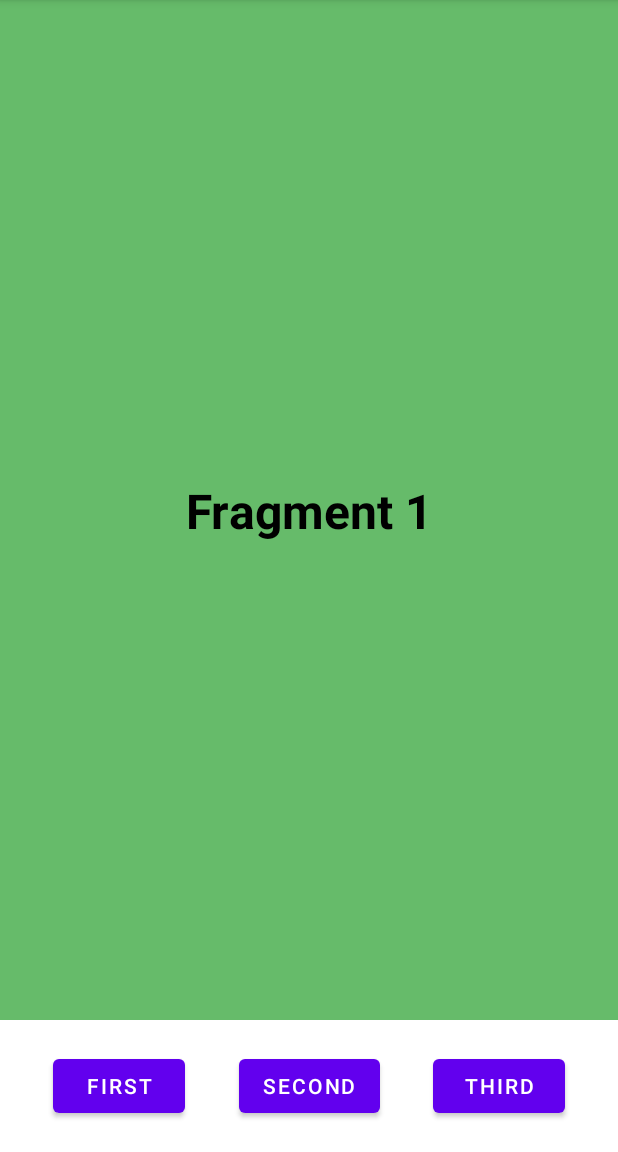
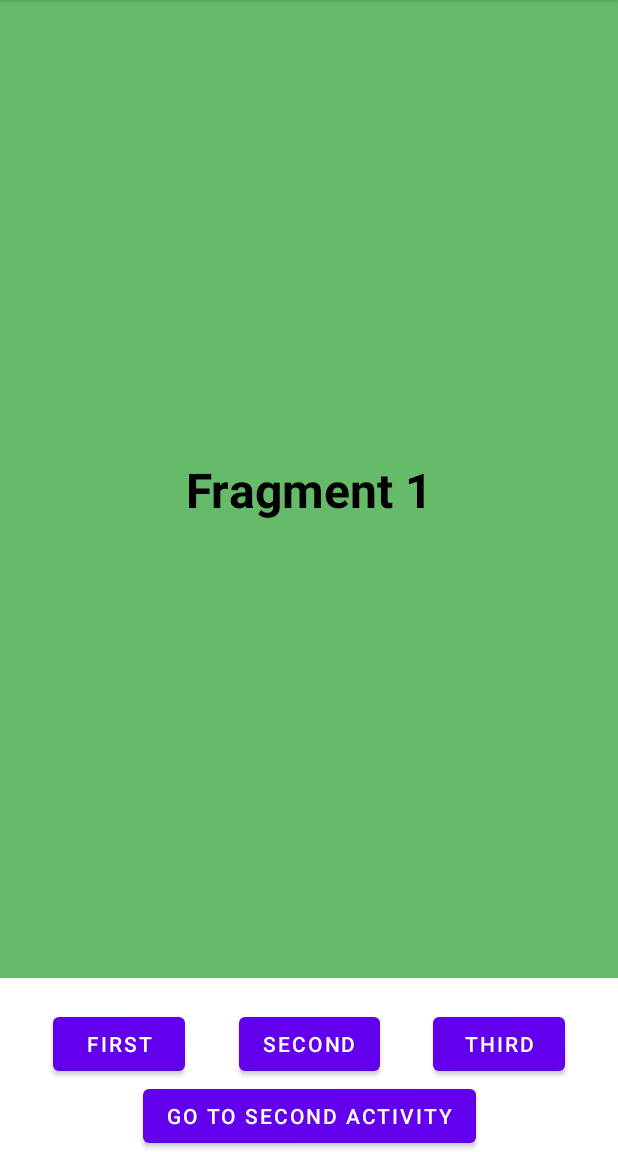
Before and after one commit to mahmood199/Dissecting-LifeCycle-In-Android, an Android app: the screen it shows after launch (FirstActivity), after a tap on "FIRST", on a phone screen of 412 x 824 dp, the part 84-1236 px from its top. Run offline under Robolectric (Android 15) with nearby library versions, the phone set to English and light mode, and no system bars.

```diff
--- a/app/src/main/java/com/example/dissectinglifecycle/FirstActivity.kt
+++ b/app/src/main/java/com/example/dissectinglifecycle/FirstActivity.kt
@@ -1,5 +1,6 @@
 package com.example.dissectinglifecycle
 
+import android.content.Intent
 import android.os.Bundle
 import android.util.Log
 import androidx.appcompat.app.AppCompatActivity
@@ -30,19 +31,23 @@ class FirstActivity : AppCompatActivity() {
         with(binding) {
             btn1.setOnClickListener {
                 Log.d(TAG, "Any action that tries to add fragment 1")
-                launchFirstFragment(false)
+                launchFirstFragment(true)
             }
 
             btn2.setOnClickListener {
                 Log.d(TAG, "Any action that tries to add fragment 2")
-                launchSecondFragment(false)
+                launchSecondFragment(true)
             }
 
             btn3.setOnClickListener {
                 Log.d(TAG, "Any action that tries to add fragment 3")
-                launchThirdFragment(false)
+                launchThirdFragment(true)
             }
 
+            btn4.setOnClickListener {
+                Log.d(TAG, "Any action that tries to go to next activity")
+                startActivity(Intent(this@FirstActivity, SecondActivity::class.java))
+            }
         }
     }
 
--- a/app/src/main/java/com/example/dissectinglifecycle/Fragment3.kt
+++ b/app/src/main/java/com/example/dissectinglifecycle/Fragment3.kt
@@ -27,7 +27,7 @@ class Fragment3 : Fragment() {
 
     override fun onCreate(savedInstanceState: Bundle?) {
         super.onCreate(savedInstanceState)
-        Log.d(Fragment2.TAG, "onCreate")
+        Log.d(TAG, "onCreate")
     }
 
     override fun onCreateView(
--- a/app/src/main/res/layout/activity_first.xml
+++ b/app/src/main/res/layout/activity_first.xml
@@ -19,9 +19,8 @@
         android:id="@+id/btn_1"
         android:layout_width="wrap_content"
         android:layout_height="wrap_content"
-        android:layout_marginBottom="20dp"
         android:text="First"
-        app:layout_constraintBottom_toBottomOf="parent"
+        app:layout_constraintBottom_toTopOf="@+id/btn_4"
         app:layout_constraintEnd_toStartOf="@+id/btn_2"
         app:layout_constraintHorizontal_bias="0.5"
         app:layout_constraintStart_toStartOf="parent" />
@@ -30,9 +29,8 @@
         android:id="@+id/btn_2"
         android:layout_width="wrap_content"
         android:layout_height="wrap_content"
-        android:layout_marginBottom="20dp"
         android:text="Second"
-        app:layout_constraintBottom_toBottomOf="parent"
+        app:layout_constraintBottom_toTopOf="@+id/btn_4"
         app:layout_constraintEnd_toEndOf="parent"
         app:layout_constraintEnd_toStartOf="@+id/btn_3"
         app:layout_constraintHorizontal_bias="0.5"
@@ -42,12 +40,20 @@
         android:id="@+id/btn_3"
         android:layout_width="wrap_content"
         android:layout_height="wrap_content"
-        android:layout_marginBottom="20dp"
         android:text="Third"
-        app:layout_constraintBottom_toBottomOf="parent"
+        app:layout_constraintBottom_toBottomOf="@+id/btn_2"
         app:layout_constraintEnd_toEndOf="parent"
         app:layout_constraintHorizontal_bias="0.5"
         app:layout_constraintStart_toEndOf="@+id/btn_2" />
 
+    <Button
+        android:id="@+id/btn_4"
+        android:layout_width="wrap_content"
+        android:layout_height="wrap_content"
+        android:text="Go to second activity"
+        app:layout_constraintBottom_toBottomOf="parent"
+        app:layout_constraintEnd_toEndOf="parent"
+        app:layout_constraintStart_toStartOf="parent" />
+
 
 </androidx.constraintlayout.widget.ConstraintLayout>
--- a/app/src/main/res/layout/fragment_3.xml
+++ b/app/src/main/res/layout/fragment_3.xml
@@ -10,7 +10,7 @@
     <TextView
         android:layout_width="match_parent"
         android:layout_height="wrap_content"
-        android:text="Fragment 2"
+        android:text="Fragment 3"
         android:textAlignment="center"
         android:textColor="@color/black"
         android:textSize="32sp"
```
